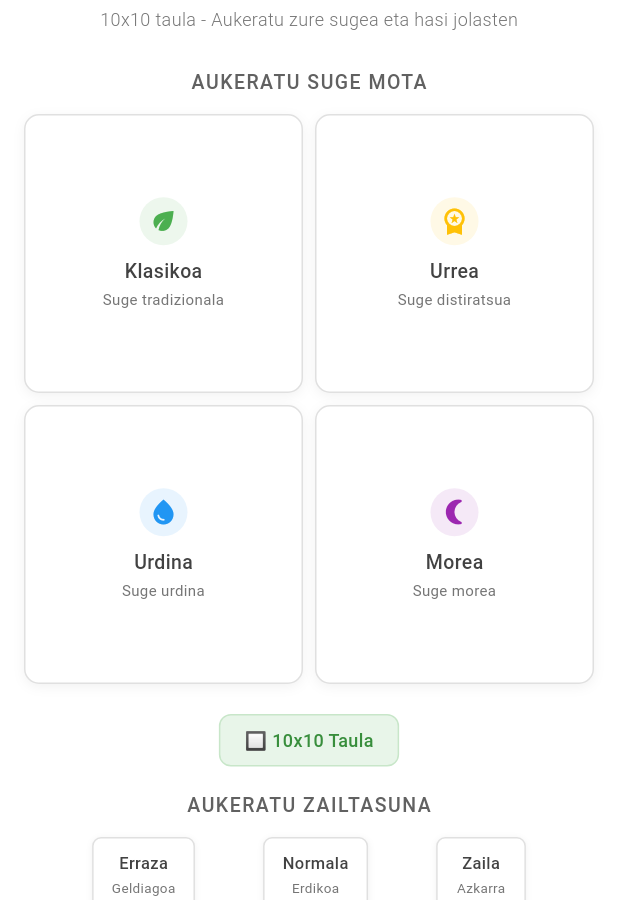
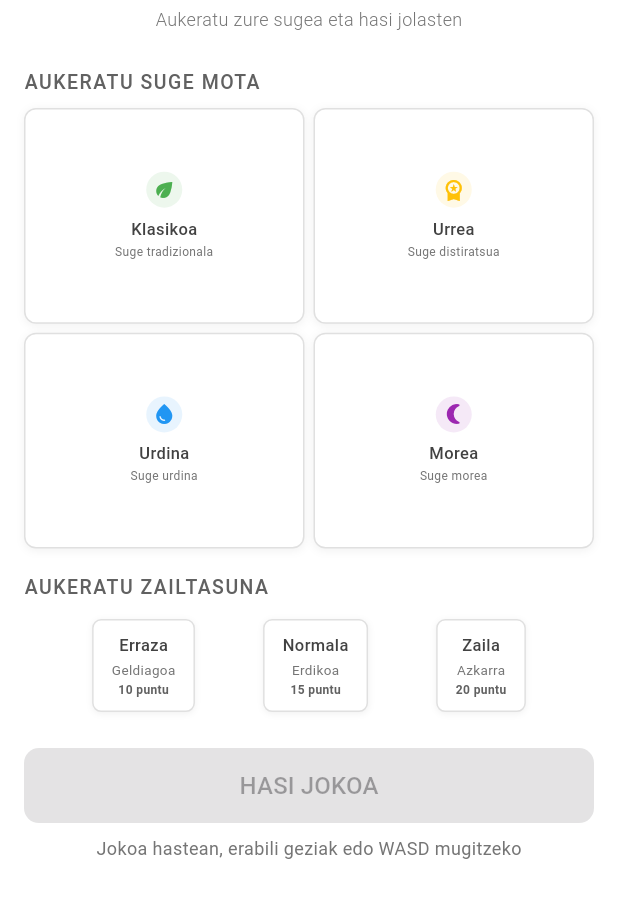
Before and after one commit to AimarAlv316/EkoBanaketa, a Flutter app: the PantailaHasi screen opened directly, on a phone screen of 412 x 824 dp, the part 336-1236 px from its top. Run offline on Flutter 3.47's test engine with Material 3 defaults, Android fonts, the phone set to English and light mode, and no system bars.

Commit message:
Login-Ongi

```diff
--- a/lib/pantaila_hasi.dart
+++ b/lib/pantaila_hasi.dart
@@ -1,7 +1,7 @@
 import 'package:flutter/material.dart';
 import 'joko_orria.dart';
 import 'suge_mota.dart';
-import 'login_orria.dart'; // Añadido para el logout
+import 'login_orria.dart';
 
 class PantailaHasi extends StatefulWidget {
   @override
@@ -13,7 +13,6 @@ class _PantailaHasiState extends State<PantailaHasi> {
   int? aukeratutakoZailtasuna;
 
   final List<SugeMota> sugeMotak = [
-    // ... (mantener igual tu código existente)
     SugeMota(
       izena: 'Klasikoa',
       deskribapena: 'Suge tradizionala',
@@ -105,7 +104,7 @@ class _PantailaHasiState extends State<PantailaHasi> {
                 ),
                 SizedBox(height: 4),
                 Text(
-                  '10x10 taula - Aukeratu zure sugea eta hasi jolasten',
+                  'Aukeratu zure sugea eta hasi jolasten',
                   style: TextStyle(
                     fontSize: 12,
                     color: Colors.grey[600],
@@ -114,8 +113,10 @@ class _PantailaHasiState extends State<PantailaHasi> {
                 ),
                 SizedBox(height: 24),
 
-                // ... (mantener el resto de tu código igual)
-                Text(
+                // Suge mota aukeraketa - REDUCIDO A LA MITAD
+                Align(
+                  alignment: Alignment.centerLeft,
+                  child: Text(
                     'AUKERATU SUGE MOTA',
                     style: TextStyle(
                       fontSize: 13,
@@ -124,43 +125,93 @@ class _PantailaHasiState extends State<PantailaHasi> {
                       letterSpacing: 1.0,
                     ),
                   ),
-                SizedBox(height: 12),
+                ),
+                SizedBox(height: 8),
                 GridView.builder(
                   shrinkWrap: true,
                   physics: NeverScrollableScrollPhysics(),
                   gridDelegate: SliverGridDelegateWithFixedCrossAxisCount(
                     crossAxisCount: 2,
-                    crossAxisSpacing: 8,
-                    mainAxisSpacing: 8,
-                    childAspectRatio: 1.0,
+                    crossAxisSpacing: 6, // Reducido
+                    mainAxisSpacing: 6, // Reducido
+                    childAspectRatio: 1.3, // Ajustado para mejor proporción
                   ),
                   itemCount: sugeMotak.length,
                   itemBuilder: (context, index) {
                     final sugeMota = sugeMotak[index];
-                    return _sugeMotaTxartela(sugeMota);
+                    final bool aukeratuta = aukeratutakoSugeMota == sugeMota;
+
+                    return GestureDetector(
+                      onTap: () {
+                        setState(() {
+                          aukeratutakoSugeMota = sugeMota;
+                        });
                       },
+                      child: AnimatedContainer(
+                        duration: Duration(milliseconds: 200),
+                        decoration: BoxDecoration(
+                          color: Colors.white,
+                          borderRadius: BorderRadius.circular(8), // Reducido
+                          border: Border.all(
+                            color: aukeratuta ? sugeMota.buruKolorea : Colors.grey[300]!,
+                            width: aukeratuta ? 2 : 1,
                           ),
-                SizedBox(height: 20),
-
+                          boxShadow: [
+                            BoxShadow(
+                              color: Colors.black.withOpacity(0.05),
+                              blurRadius: 4, // Reducido
+                              offset: Offset(0, 1), // Reducido
+                            ),
+                          ],
+                        ),
+                        child: Padding(
+                          padding: EdgeInsets.all(8), // Reducido a la mitad
+                          child: Column(
+                            mainAxisAlignment: MainAxisAlignment.center,
+                            children: [
                               Container(
-                  padding: EdgeInsets.symmetric(horizontal: 16, vertical: 8),
+                                padding: EdgeInsets.all(4), // Reducido
                                 decoration: BoxDecoration(
-                    color: Colors.green[50],
-                    borderRadius: BorderRadius.circular(8),
-                    border: Border.all(color: Colors.green[100]!, width: 1),
+                                  color: sugeMota.buruKolorea.withOpacity(0.1),
+                                  shape: BoxShape.circle,
                                 ),
-                  child: Text(
-                    '🔲 10x10 Taula',
+                                child: Icon(
+                                  sugeMota.ikonoa,
+                                  color: sugeMota.buruKolorea,
+                                  size: 16, // Reducido a la mitad
+                                ),
+                              ),
+                              SizedBox(height: 6), // Reducido
+                              Text(
+                                sugeMota.izena,
                                 style: TextStyle(
-                      color: Colors.green[700],
+                                  color: Colors.grey[800],
                                   fontWeight: FontWeight.w500,
-                      fontSize: 12,
+                                  fontSize: 11, // Reducido
+                                ),
+                              ),
+                              SizedBox(height: 2),
+                              Text(
+                                sugeMota.deskribapena,
+                                textAlign: TextAlign.center,
+                                style: TextStyle(
+                                  color: Colors.grey[600],
+                                  fontSize: 8, // Reducido
+                                ),
+                              ),
+                            ],
                           ),
                         ),
                       ),
+                    );
+                  },
+                ),
                 SizedBox(height: 16),
 
-                Text(
+                // Zailtasun aukeraketa
+                Align(
+                  alignment: Alignment.centerLeft,
+                  child: Text(
                     'AUKERATU ZAILTASUNA',
                     style: TextStyle(
                       fontSize: 13,
@@ -169,17 +220,77 @@ class _PantailaHasiState extends State<PantailaHasi> {
                       letterSpacing: 1.0,
                     ),
                   ),
+                ),
                 SizedBox(height: 12),
                 Row(
                   mainAxisAlignment: MainAxisAlignment.spaceEvenly,
-                  children: zailtasunak.asMap().entries.map((entry) {
-                    final index = entry.key;
-                    final zailtasuna = entry.value;
-                    return _zailtasunBotoia(zailtasuna, index);
-                  }).toList(),
+                  children: [
+                    for (int index = 0; index < zailtasunak.length; index++)
+                      GestureDetector(
+                        onTap: () {
+                          setState(() {
+                            aukeratutakoZailtasuna = index;
+                          });
+                        },
+                        child: AnimatedContainer(
+                          duration: Duration(milliseconds: 200),
+                          padding: EdgeInsets.symmetric(horizontal: 12, vertical: 8),
+                          decoration: BoxDecoration(
+                            color: aukeratutakoZailtasuna == index
+                                ? (aukeratutakoSugeMota?.buruKolorea ?? Color(0xFF4CAF50))
+                                : Colors.white,
+                            borderRadius: BorderRadius.circular(6),
+                            border: Border.all(
+                              color: aukeratutakoZailtasuna == index
+                                  ? (aukeratutakoSugeMota?.buruKolorea ?? Color(0xFF4CAF50))
+                                  : Colors.grey[300]!,
+                              width: 1,
+                            ),
+                            boxShadow: [
+                              BoxShadow(
+                                color: Colors.black.withOpacity(0.05),
+                                blurRadius: 3,
+                                offset: Offset(0, 1),
+                              ),
+                            ],
+                          ),
+                          child: Column(
+                            mainAxisSize: MainAxisSize.min,
+                            children: [
+                              Text(
+                                zailtasunak[index]['izena'],
+                                style: TextStyle(
+                                  color: aukeratutakoZailtasuna == index ? Colors.white : Colors.grey[800],
+                                  fontWeight: FontWeight.w500,
+                                  fontSize: 11,
+                                ),
+                              ),
+                              SizedBox(height: 2),
+                              Text(
+                                zailtasunak[index]['deskribapena'],
+                                style: TextStyle(
+                                  color: aukeratutakoZailtasuna == index ? Colors.white.withOpacity(0.8) : Colors.grey[600],
+                                  fontSize: 9,
+                                ),
+                              ),
+                              SizedBox(height: 2),
+                              Text(
+                                '${zailtasunak[index]['puntuak']} puntu',
+                                style: TextStyle(
+                                  color: aukeratutakoZailtasuna == index ? Colors.white.withOpacity(0.9) : Colors.grey[700],
+                                  fontSize: 8,
+                                  fontWeight: FontWeight.bold,
+                                ),
+                              ),
+                            ],
+                          ),
+                        ),
+                      ),
+                  ],
                 ),
                 SizedBox(height: 24),
 
+                // Hasi jokoa botoia
                 Container(
                   width: double.infinity,
                   height: 50,
@@ -231,135 +342,4 @@ class _PantailaHasiState extends State<PantailaHasi> {
       ),
     );
   }
-
-  // ... (mantener los métodos _sugeMotaTxartela y _zailtasunBotoia igual)
-  Widget _sugeMotaTxartela(SugeMota sugeMota) {
-    final bool aukeratuta = aukeratutakoSugeMota == sugeMota;
-
-    return GestureDetector(
-      onTap: () {
-        setState(() {
-          aukeratutakoSugeMota = sugeMota;
-        });
-      },
-      child: AnimatedContainer(
-        duration: Duration(milliseconds: 200),
-        decoration: BoxDecoration(
-          color: Colors.white,
-          borderRadius: BorderRadius.circular(10),
-          border: Border.all(
-            color: aukeratuta ? sugeMota.buruKolorea : Colors.grey[300]!,
-            width: aukeratuta ? 2 : 1,
-          ),
-          boxShadow: [
-            BoxShadow(
-              color: Colors.black.withOpacity(0.05),
-              blurRadius: 6,
-              offset: Offset(0, 2),
-            ),
-          ],
-        ),
-        child: Padding(
-          padding: EdgeInsets.all(12),
-          child: Column(
-            mainAxisAlignment: MainAxisAlignment.center,
-            children: [
-              Container(
-                padding: EdgeInsets.all(6),
-                decoration: BoxDecoration(
-                  color: sugeMota.buruKolorea.withOpacity(0.1),
-                  shape: BoxShape.circle,
-                ),
-                child: Icon(
-                  sugeMota.ikonoa,
-                  color: sugeMota.buruKolorea,
-                  size: 20,
-                ),
-              ),
-              SizedBox(height: 8),
-              Text(
-                sugeMota.izena,
-                style: TextStyle(
-                  color: Colors.grey[800],
-                  fontWeight: FontWeight.w500,
-                  fontSize: 13,
-                ),
-              ),
-              SizedBox(height: 2),
-              Text(
-                sugeMota.deskribapena,
-                textAlign: TextAlign.center,
-                style: TextStyle(
-                  color: Colors.grey[600],
-                  fontSize: 10,
-                ),
-              ),
-            ],
-          ),
-        ),
-      ),
-    );
 }
-
-  Widget _zailtasunBotoia(Map<String, dynamic> zailtasuna, int index) {
-    final bool aukeratuta = aukeratutakoZailtasuna == index;
-    final Color? kolorea = aukeratutakoSugeMota?.buruKolorea;
-
-    return GestureDetector(
-      onTap: () {
-        setState(() {
-          aukeratutakoZailtasuna = index;
-        });
-      },
-      child: AnimatedContainer(
-        duration: Duration(milliseconds: 200),
-        padding: EdgeInsets.symmetric(horizontal: 12, vertical: 8),
-        decoration: BoxDecoration(
-          color: aukeratuta ? (kolorea ?? Color(0xFF4CAF50)) : Colors.white,
-          borderRadius: BorderRadius.circular(6),
-          border: Border.all(
-            color: aukeratuta ? (kolorea ?? Color(0xFF4CAF50)) : Colors.grey[300]!,
-            width: 1,
-          ),
-          boxShadow: [
-            BoxShadow(
-              color: Colors.black.withOpacity(0.05),
-              blurRadius: 3,
-              offset: Offset(0, 1),
-            ),
-          ],
-        ),
-        child: Column(
-          mainAxisSize: MainAxisSize.min,
-          children: [
-            Text(
-              zailtasuna['izena'],
-              style: TextStyle(
-                color: aukeratuta ? Colors.white : Colors.grey[800],
-                fontWeight: FontWeight.w500,
-                fontSize: 11,
-              ),
-            ),
-            SizedBox(height: 2),
-            Text(
-              zailtasuna['deskribapena'],
-              style: TextStyle(
-                color: aukeratuta ? Colors.white.withOpacity(0.8) : Colors.grey[600],
-                fontSize: 9,
-              ),
-            ),
-            SizedBox(height: 2),
-            Text(
-              '${zailtasuna['puntuak']} puntu',
-              style: TextStyle(
-                color: aukeratuta ? Colors.white.withOpacity(0.9) : Colors.grey[700],
-                fontSize: 8,
-                fontWeight: FontWeight.bold,
-              ),
-            ),
-          ],
-        ),
-      ),
-    );
-  }
-}
```
Lines whose indentation alone changed are shown as unchanged.
